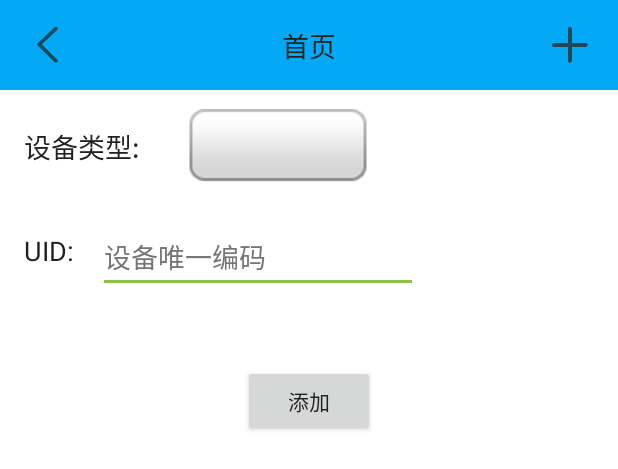
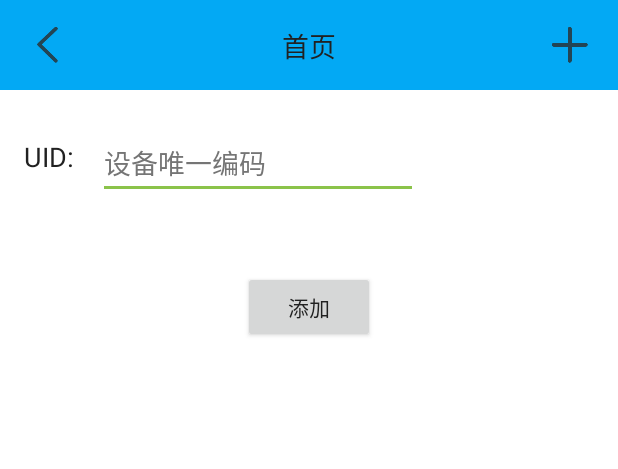
Before and after one commit to zwfly/WeatherStationManager, an Android app: the layout activity_add_device.xml on its own in the app's theme, with its tools: preview values and no code run, on a phone screen of 412 x 824 dp. Shown: the top 469 px of the screen. Run offline under Robolectric (Android 15) with nearby library versions, the phone set to English and light mode, and no system bars.

Commit message:
20170627

```diff
--- a/app/src/main/java/com/yurunsd/weatherstationmanager/utils/GlobalConstants.java
+++ b/app/src/main/java/com/yurunsd/weatherstationmanager/utils/GlobalConstants.java
@@ -6,12 +6,12 @@ package com.yurunsd.weatherstationmanager.utils;
  */
 
 public class GlobalConstants {
-    public static final String SERVER_URL = "http://112.234.137.57:8080";
+    public static final String SERVER_URL = "http://112.234.86.52:8080";
 
     public static final String UserLogin_URL = SERVER_URL + "/yurunsd/user/login";
     public static final String UserRegister_URL = SERVER_URL + "/yurunsd/user/register";
     public static final String UserInfo_URL = SERVER_URL + "/yurunsd/user/info";
-    public static final String UserDevices_URL = SERVER_URL + "/yurunsd/user/devices";
+    public static final String UserQueryDevices_URL = SERVER_URL + "/yurunsd/user/devices/query";
 
     public static final String UserDeviceAdd_URL = SERVER_URL + "/yurunsd/user/device/add";
 
--- a/app/src/main/java/com/yurunsd/weatherstationmanager/utils/OkHttpUtils.java
+++ b/app/src/main/java/com/yurunsd/weatherstationmanager/utils/OkHttpUtils.java
@@ -78,7 +78,7 @@ public class OkHttpUtils {
 
         OkHttpClient client = new OkHttpClient().newBuilder().cookieJar(cookieJarImpl).build();
 
-        Request request = new Request.Builder().post(builder.build()).url(UserLogin_URL).build();
+        Request request = new Request.Builder().post(builder.build()).url(url).build();
 
         client.newCall(request).enqueue(callback);
 
--- a/app/src/main/res/layout/activity_add_device.xml
+++ b/app/src/main/res/layout/activity_add_device.xml
@@ -22,13 +22,13 @@
         android:layout_width="wrap_content"
         android:layout_height="wrap_content"
         android:layout_marginLeft="16dp"
-        android:layout_marginTop="32dp"
         android:text="UID:"
         android:textColor="@color/primary_text"
         android:textSize="18sp"
         app:layout_constraintLeft_toLeftOf="parent"
-        app:layout_constraintTop_toBottomOf="@+id/spn_devicetype"
-        android:layout_marginStart="16dp" />
+        android:layout_marginStart="16dp"
+        android:layout_marginTop="32dp"
+        app:layout_constraintTop_toBottomOf="@+id/include2" />
 
     <EditText
         android:id="@+id/et_uid"
@@ -36,27 +36,16 @@
         android:layout_height="wrap_content"
         android:layout_marginLeft="16dp"
         android:layout_marginStart="16dp"
+        android:singleLine="true"
         android:ems="10"
         android:hint="设备唯一编码"
-        android:inputType="textPassword"
+        android:digits="0123456789abcdefghijklmnopqrstuvwxyzABCDEFGHIJKLMNOPQRSTUVWXYZ"
         android:textColor="@color/primary_text"
         android:textColorHint="@color/secondary_text"
         app:layout_constraintBottom_toBottomOf="@+id/textView5"
         app:layout_constraintLeft_toRightOf="@+id/textView5"
         app:layout_constraintTop_toTopOf="@+id/textView5"
         app:layout_constraintVertical_bias="0.333" />
-
-    <Spinner
-        android:id="@+id/spn_devicetype"
-        android:layout_width="120dp"
-        android:layout_height="50dp"
-        android:layout_marginBottom="0dp"
-        android:layout_marginLeft="32dp"
-        android:layout_marginTop="0dp"
-        android:background="@drawable/btn_style_white"
-        app:layout_constraintBottom_toBottomOf="@+id/textView6"
-        app:layout_constraintLeft_toRightOf="@+id/textView6"
-        app:layout_constraintTop_toTopOf="@+id/textView6" />
 
     <Button
         android:id="@+id/btn_add"
@@ -68,15 +57,4 @@
         app:layout_constraintRight_toRightOf="parent"
         app:layout_constraintTop_toBottomOf="@+id/textView5" />
 
-    <TextView
-        android:id="@+id/textView6"
-        android:layout_width="wrap_content"
-        android:layout_height="wrap_content"
-        android:layout_marginLeft="16dp"
-        android:layout_marginStart="16dp"
-        android:layout_marginTop="24dp"
-        android:text="设备类型:"
-        android:textSize="18sp"
-        app:layout_constraintLeft_toLeftOf="parent"
-        app:layout_constraintTop_toBottomOf="@+id/include2" />
 </android.support.constraint.ConstraintLayout>
```
Also changed, not shown: app/src/main/java/com/yurunsd/weatherstationmanager/fragment/HomepageFragment.java (+13 -3 lines), app/src/main/java/com/yurunsd/weatherstationmanager/ui/AddDeviceActivity.java (+14 -38 lines), 1 other file.
